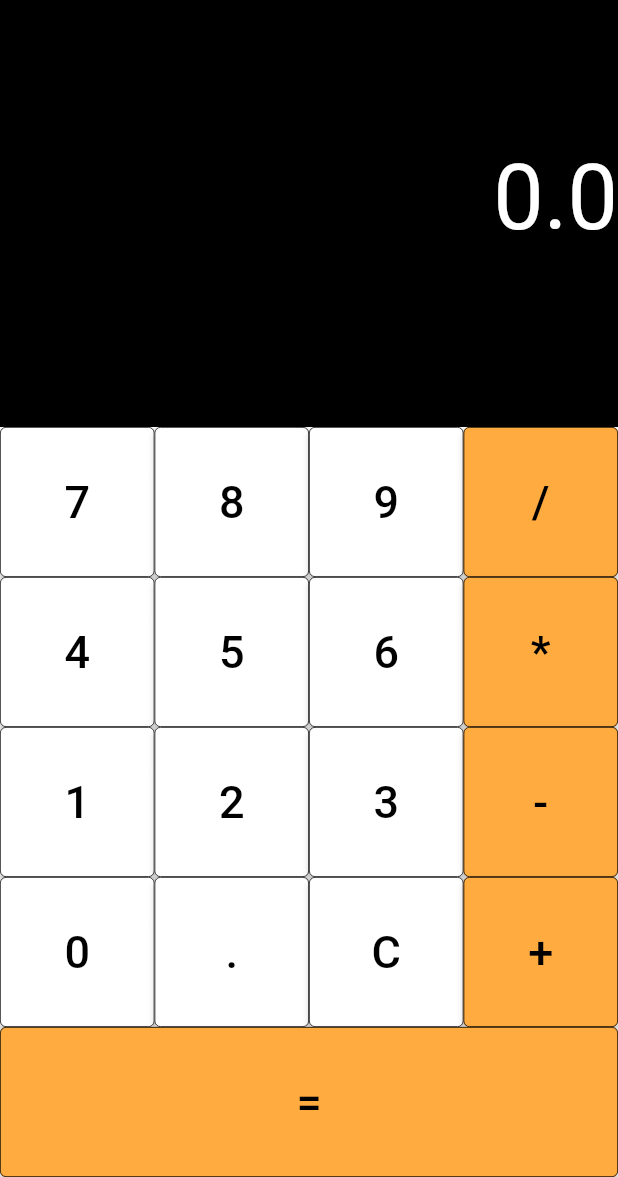
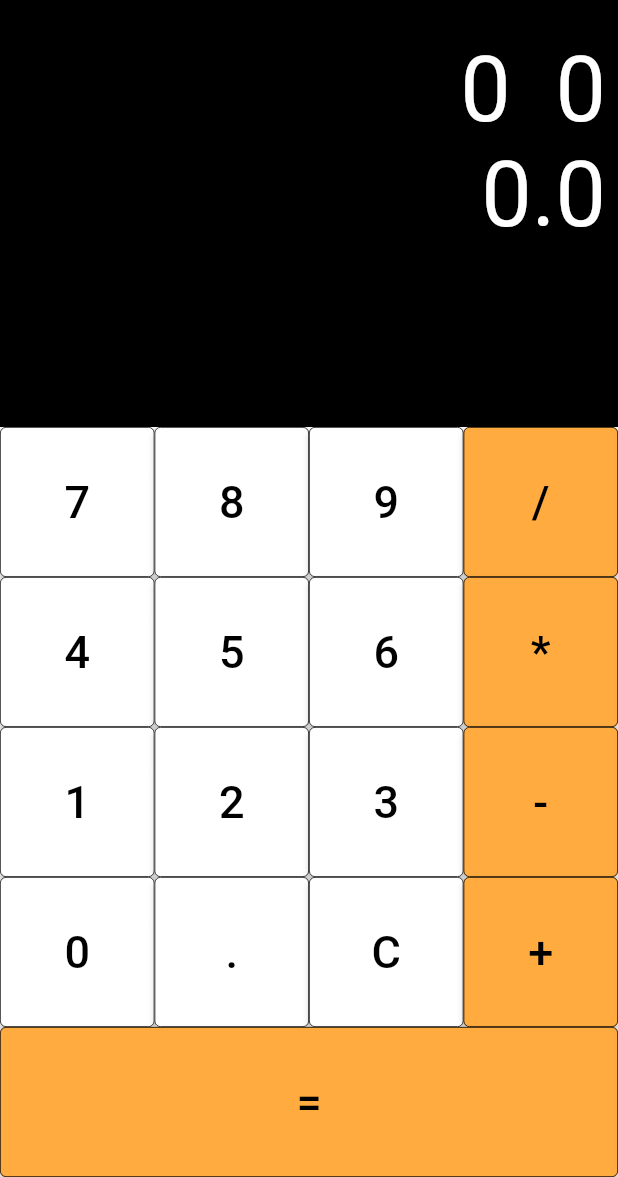
Before and after one commit to GilsonAndre/calculadora, a Flutter app: the screen it shows after launch, on a phone screen of 412 x 824 dp, the part 59-1236 px from its top. Run offline on Flutter 3.47's test engine with Material 2 defaults, Android fonts, the phone set to English and light mode, and no system bars.

Commit message:
Colocando 2 números para visualizção do usuario

```diff
--- a/lib/calculator_page.dart
+++ b/lib/calculator_page.dart
@@ -34,12 +34,12 @@ class _CalculatorPageState extends State<CalculatorPage> {
             Expanded(
               child: Container(
                 width: MediaQuery.sizeOf(context).width,
-                padding: const EdgeInsets.symmetric(vertical: 80),
+                padding: const EdgeInsets.all(8.0),
                 decoration: const BoxDecoration(
                   color: Colors.black,
                 ),
                 child: Text(
-                  total.toString(),
+                  '${firstNumber.toInt()} $operator ${secondNumber.toInt()} \n ${total.toString()}',
                   textAlign: TextAlign.right,
                   style: const TextStyle(
                     color: Colors.white,
@@ -89,12 +89,12 @@ class _CalculatorPageState extends State<CalculatorPage> {
                   'C',
                   Colors.white,
                 ),
-                operationButtons('+', Colors.orangeAccent, function: calcula())
+                operationButtons('+', Colors.orangeAccent)
               ],
             ),
             Row(
               children: [
-                operationButtons('=', Colors.orangeAccent),
+                operationButtons('=', Colors.orangeAccent, function: calcula()),
               ],
             ),
           ],
```
